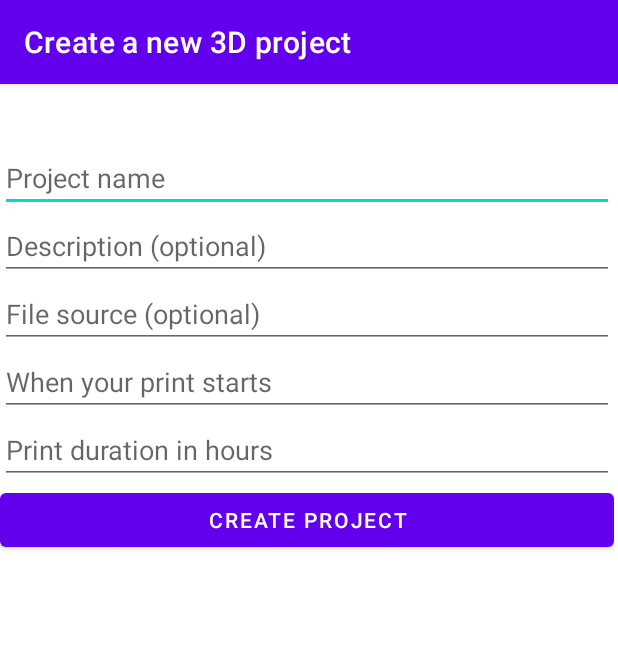
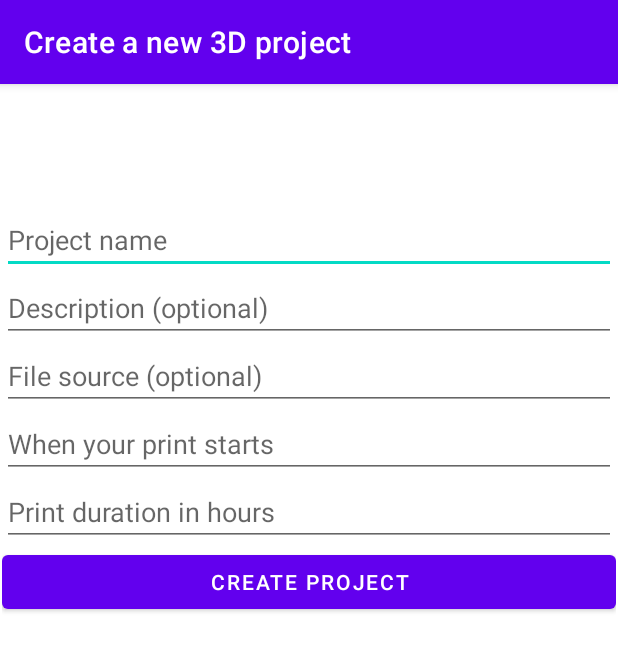
Before and after one commit to ArturMustaf/SocialMediaWithGoogleMaps, an Android app: the screen it shows after launch (PrintProjectCreationActivity), after a tap on "NEW 3D PROJECT", on a phone screen of 412 x 824 dp. Shown: the top 651 px of the screen. Run offline under Robolectric (Android 15) with nearby library versions, the phone set to English and light mode, and no system bars.

Commit message:
fix(code inspection): fix errors and (a few) warnings

```diff
--- a/app/src/main/java/com/mustaf/printOnMaps/MainMenuActivity.java
+++ b/app/src/main/java/com/mustaf/printOnMaps/MainMenuActivity.java
@@ -22,27 +22,12 @@ public class MainMenuActivity extends AppCompatActivity {
 
     private void setButtonOnClickListener() {
         findViewById(R.id.buttonPrintProjectCreation).setOnClickListener(
-                new View.OnClickListener() {
-                    @Override
-                    public void onClick(View v) {
-                        startActivity(new Intent(MainMenuActivity.this, PrintProjectCreationActivity.class));
-                    }
-                });
+                v -> startActivity(new Intent(MainMenuActivity.this, PrintProjectCreationActivity.class)));
 
         findViewById(R.id.buttonMaps).setOnClickListener(
-                new View.OnClickListener() {
-                    @Override
-                    public void onClick(View v) {
-                        startActivity(new Intent(MainMenuActivity.this, MapsActivity.class));
-                    }
-                });
+                v -> startActivity(new Intent(MainMenuActivity.this, MapsActivity.class)));
 
         findViewById(R.id.buttonProfile).setOnClickListener(
-                new View.OnClickListener() {
-                    @Override
-                    public void onClick(View v) {
-                        startActivity(new Intent(MainMenuActivity.this, ProfileActivity.class));
-                    }
-                });
+                v -> startActivity(new Intent(MainMenuActivity.this, ProfileActivity.class)));
     }
 }
--- a/app/src/main/res/layout/activity_create_print_project.xml
+++ b/app/src/main/res/layout/activity_create_print_project.xml
@@ -4,15 +4,17 @@
     xmlns:tools="http://schemas.android.com/tools"
     android:layout_width="match_parent"
     android:layout_height="match_parent"
-    tools:context=".PrintProjectCreationActivity"
-    android:paddingTop="40dp">
+    android:paddingTop="40dp"
+    tools:context=".PrintProjectCreationActivity">
 
     <LinearLayout
         android:layout_width="409dp"
         android:layout_height="729dp"
+        android:layout_marginStart="1dp"
+        android:layout_marginTop="41dp"
         android:orientation="vertical"
-        tools:layout_editor_absoluteX="1dp"
-        tools:layout_editor_absoluteY="1dp">
+        app:layout_constraintStart_toStartOf="parent"
+        app:layout_constraintTop_toTopOf="parent">
 
 
         <EditText
@@ -20,40 +22,40 @@
             android:layout_width="match_parent"
             android:layout_height="wrap_content"
             android:ems="10"
-            android:inputType="textShortMessage"
-            android:hint="Project name"/>
+            android:hint="Project name"
+            android:inputType="textShortMessage" />
 
         <EditText
             android:id="@+id/editTextTextPrintProjectDescription"
             android:layout_width="match_parent"
             android:layout_height="wrap_content"
             android:ems="10"
-            android:inputType="textMultiLine"
-            android:hint="Description (optional)"/>
+            android:hint="Description (optional)"
+            android:inputType="textMultiLine" />
 
         <EditText
             android:id="@+id/editTextTextSourceURL"
             android:layout_width="match_parent"
             android:layout_height="wrap_content"
             android:ems="10"
-            android:inputType="textUri"
-            android:hint="File source (optional)"/>
+            android:hint="File source (optional)"
+            android:inputType="textUri" />
 
         <EditText
             android:id="@+id/editTextTextStartDate"
             android:layout_width="match_parent"
             android:layout_height="wrap_content"
             android:ems="10"
-            android:inputType="date"
-            android:hint="When your print starts"/>
+            android:hint="When your print starts"
+            android:inputType="date" />
 
         <EditText
             android:id="@+id/editTextTextDuration"
             android:layout_width="match_parent"
             android:layout_height="wrap_content"
             android:ems="10"
-            android:inputType="number"
-            android:hint="Print duration in hours"/>
+            android:hint="Print duration in hours"
+            android:inputType="number" />
 
         <Button
             android:id="@+id/buttonCreateProject"
--- a/app/src/main/res/layout/activity_maps.xml
+++ b/app/src/main/res/layout/activity_maps.xml
@@ -10,7 +10,9 @@
         android:id="@+id/textView2"
         android:layout_width="wrap_content"
         android:layout_height="wrap_content"
+        android:layout_marginStart="50dp"
+        android:layout_marginTop="107dp"
         android:text="Open Maps"
-        tools:layout_editor_absoluteX="119dp"
-        tools:layout_editor_absoluteY="107dp" />
+        app:layout_constraintStart_toStartOf="parent"
+        app:layout_constraintTop_toTopOf="parent" />
 </androidx.constraintlayout.widget.ConstraintLayout>
```
